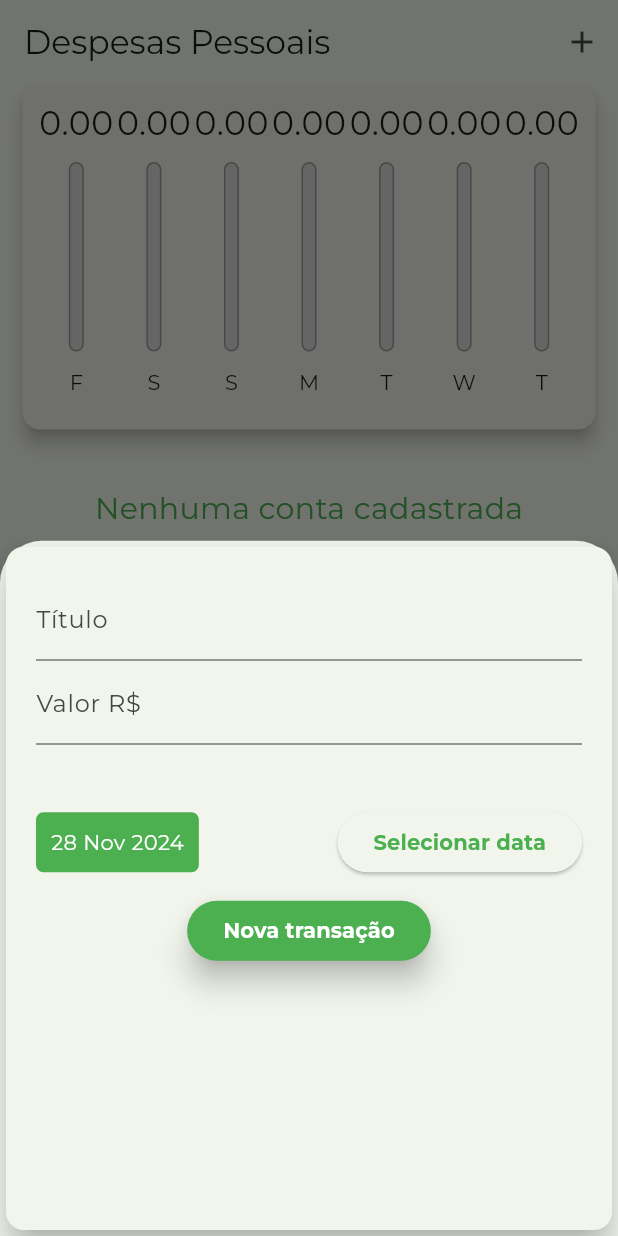
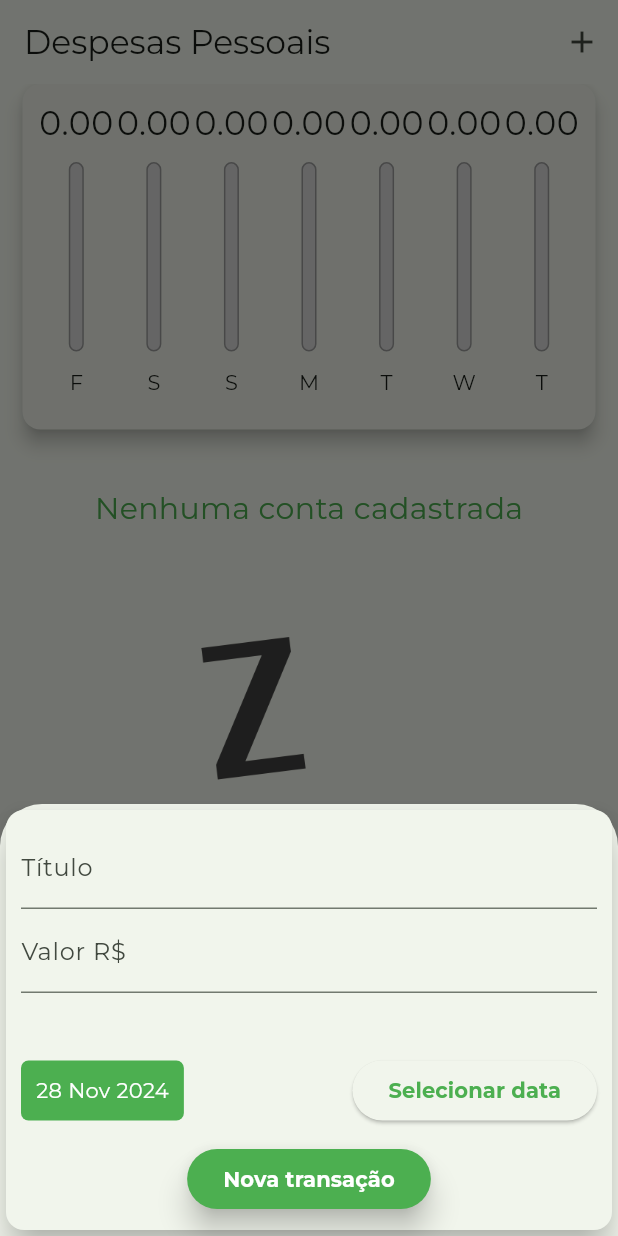
Before and after one commit to PedroGoncalves-Dev/Despesas-flutter, a Flutter app: the screen it shows after launch, after a tap on the "add" icon, on a phone screen of 412 x 824 dp. Run offline on Flutter 3.47's test engine with Material 3 defaults, Android fonts, the phone set to English and light mode, and no system bars; project files that could hold a hidden picture were left out.

Commit message:
Adidcionando uma solução provisoria para o tamanho do form modal

```diff
--- a/lib/components/transaction_form.dart
+++ b/lib/components/transaction_form.dart
@@ -46,10 +46,18 @@ class _TransactionFormState extends State<TransactionForm> {
 
   @override
   Widget build(BuildContext context) {
-    return Card(
+    return SingleChildScrollView(
+      child: Card(
         elevation: 10,
         child: Padding(
-        padding: const EdgeInsets.all(20),
+          padding: EdgeInsets.only(
+              top: 10,
+              right: 10,
+              left: 10,
+              bottom: 10 +
+                  MediaQuery.of(context)
+                      .viewInsets
+                      .bottom), //pega o tamanho do teclado
           child: Column(
             children: <Widget>[
               TextField(
@@ -109,6 +117,7 @@ class _TransactionFormState extends State<TransactionForm> {
             ],
           ),
         ),
+      ),
     );
   }
 }
```
Lines whose indentation alone changed are shown as unchanged.
